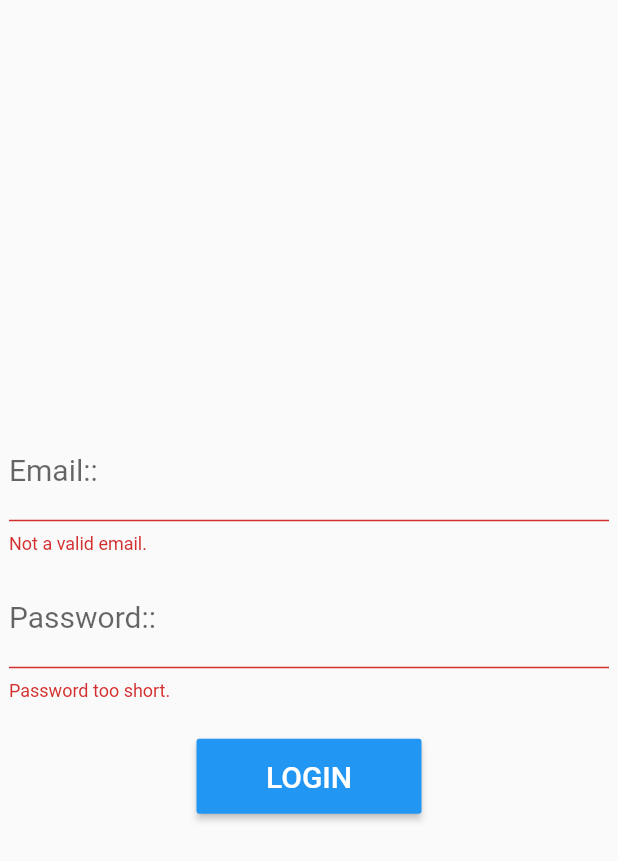
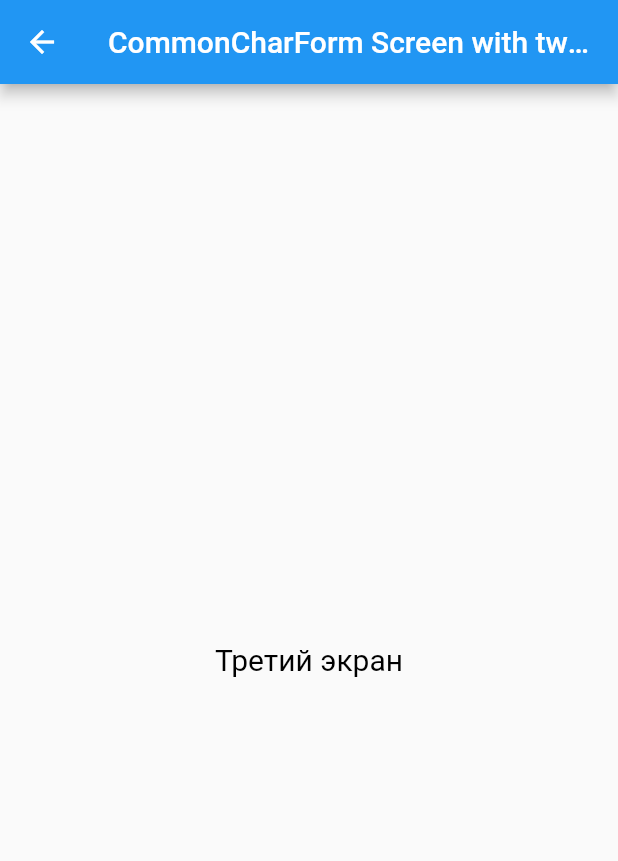
Before and after one commit to zhedunov/flatter20210905, a Flutter app: the screen it shows after launch, after a tap on "LOGIN", on a phone screen of 412 x 824 dp. Shown: the top 861 px of the screen. Run offline on Flutter 3.47's test engine with Material 2 defaults, Android fonts, the phone set to English and light mode, and no system bars.

Commit message:
Десктоп. Добавил начальные значения и третью форму, запускаемую при якобы входе с паролем

```diff
--- /dev/null
+++ b/lib/CommonChat/commonchat.dart
@@ -0,0 +1,27 @@
+import 'package:flutter/material.dart';
+import 'package:flutter/services.dart';
+
+class CommonChatList extends StatelessWidget {
+  late String  _email;
+  late String _password;
+  final _sizeTextBlack = const TextStyle(fontSize: 20.0, color: Colors.black);
+
+  CommonChatList(String email, String password) {
+    _email = email;
+    _password = password;
+  }
+
+  @override
+  Widget build(BuildContext context) {
+    return new Scaffold(
+        appBar: new AppBar(
+          title: new Text("CommonCharForm Screen with two recieved parameters"),
+        ),
+        body: new Center(
+          child: new Text(
+            "Третий экран",
+            style: _sizeTextBlack,
+          ),
+        ));
+  }
+}
--- a/lib/main.dart
+++ b/lib/main.dart
@@ -1,5 +1,6 @@
 import 'package:flutter/material.dart';
 import 'package:flutter/services.dart';
+import 'package:flatter20210905/CommonChat/commonchat.dart';
 
 void main() => runApp(new MaterialApp(
   home: new MyApp(),
@@ -28,6 +29,7 @@ class MyApp extends StatelessWidget {
                     child: new TextFormField(
                       decoration: new InputDecoration(labelText: "Email::"),
                       keyboardType: TextInputType.emailAddress,
+                      initialValue: "test@mail.ru",
                       maxLines: 1,
                       style: _sizeTextBlack,
                       onSaved: (val) => _email = val!,
@@ -40,6 +42,7 @@ class MyApp extends StatelessWidget {
                     child: new TextFormField(
                       decoration: new InputDecoration(labelText: "Password::"),
                       obscureText: true,
+                      initialValue: "testpassword",
                       maxLines: 1,
                       validator: (val) =>
                       val!.length < 6 ? 'Password too short.' : null,
@@ -83,7 +86,8 @@ class MyApp extends StatelessWidget {
     Navigator.push(
         _context,
         new MaterialPageRoute(
-            builder: (context) => new SecondScreen(_email, _password)));
+            //builder: (context) => new SecondScreen(_email, _password)));
+            builder: (context) => new CommonChatList(_email, _password)));
   }
 
   void hideKeyboard() {
--- a/pubspec.yaml
+++ b/pubspec.yaml
@@ -23,6 +23,7 @@ environment:
 dependencies:
   flutter:
     sdk: flutter
+  path_provider:
 
 
   # The following adds the Cupertino Icons font to your application.
```
Also changed, not shown: pubspec.lock.
